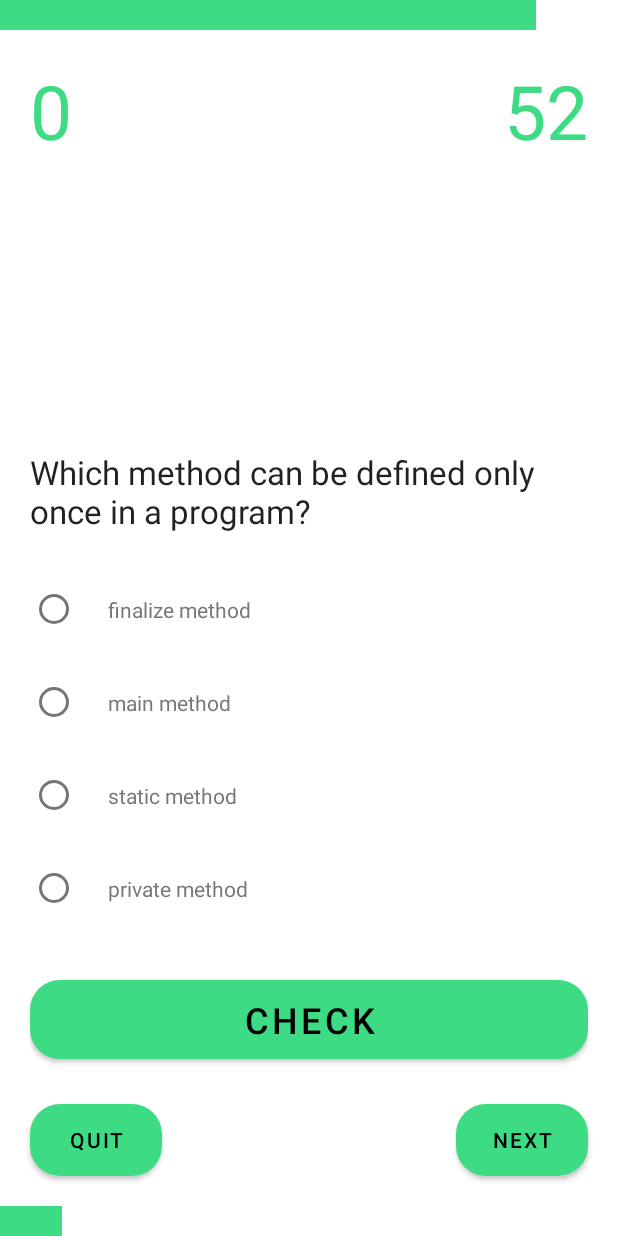
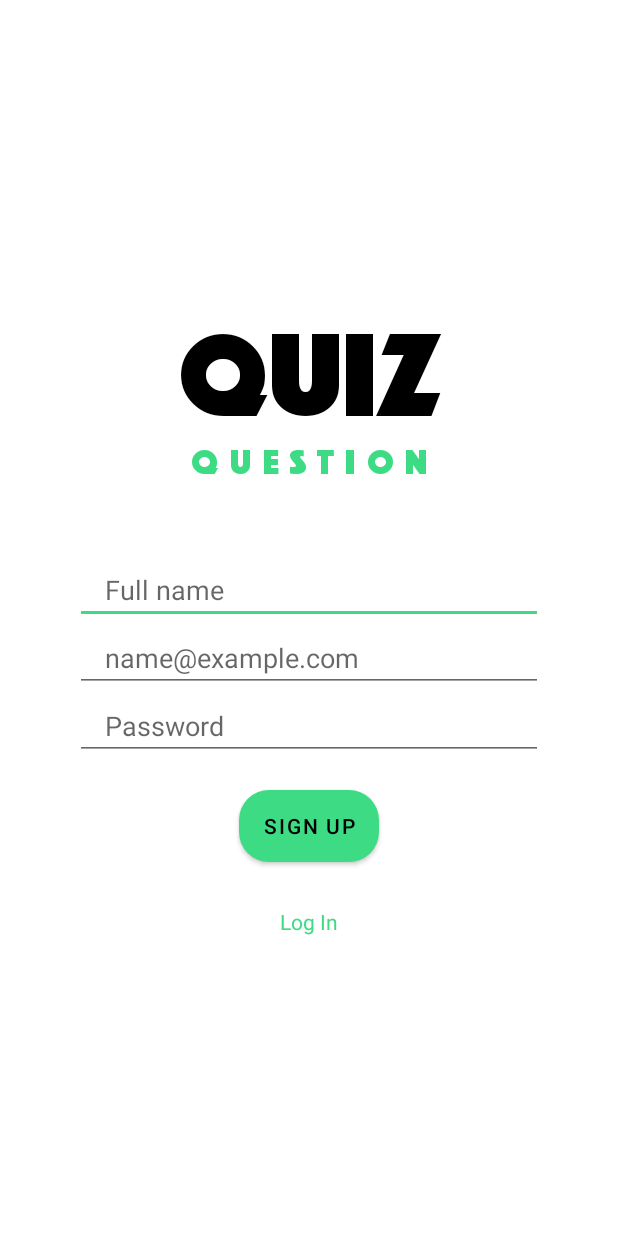
Before and after one commit to innocentmasuki/quizapp, an Android app: the screen it shows after launch (Questions before the commit, SignUpActivity after it), on a phone screen of 412 x 824 dp. Run offline under Robolectric (Android 15) with nearby library versions, the phone set to English and light mode, and no system bars.

Commit message:
added activities

```diff
--- a/app/src/main/java/com/innocentmasuki/quizapp/Questions.java
+++ b/app/src/main/java/com/innocentmasuki/quizapp/Questions.java
@@ -78,7 +78,6 @@ public class Questions extends AppCompatActivity {
         super.onCreate(savedInstanceState);
         setContentView(R.layout.activity_questions);
 
-        TextView textView=(TextView)findViewById(R.id.DispName);
         mProgressBar=(ProgressBar)findViewById(R.id.progressbar);
         questionProgressBar=(ProgressBar)findViewById(R.id.questionsProgress);
         shake = AnimationUtils.loadAnimation(getApplicationContext(), R.anim.shake);
@@ -219,6 +218,7 @@ public class Questions extends AppCompatActivity {
                     in.putExtra("marks", marks);
                     in.putExtra("total", totalSeconds);
                     startActivity(in);
+                    finish();
             }
             radio_g.clearCheck();
         }
--- /dev/null
+++ b/app/src/main/java/com/innocentmasuki/quizapp/SignUpActivity.java
@@ -0,0 +1,56 @@
+package com.innocentmasuki.quizapp;
+
+import androidx.appcompat.app.AppCompatActivity;
+
+import android.content.Intent;
+import android.os.Bundle;
+import android.widget.Button;
+import android.widget.EditText;
+import android.widget.TextView;
+import android.widget.Toast;
+
+public class SignUpActivity extends AppCompatActivity {
+
+    EditText name, email, password;
+    TextView gotoLogin;
+    Button signUp;
+
+
+    @Override
+    protected void onCreate(Bundle savedInstanceState) {
+        super.onCreate(savedInstanceState);
+        setContentView(R.layout.activity_main);
+
+        name = findViewById(R.id.name);
+        email = findViewById(R.id.email);
+        password = findViewById(R.id.password);
+
+        gotoLogin =  findViewById(R.id.goToLogIn);
+        signUp =  findViewById(R.id.signup);
+
+        gotoLogin.setOnClickListener(v -> {
+            Intent login = new Intent(this, LoginActivity.class);
+            startActivity(login);
+            finish();
+        });
+        signUp.setOnClickListener(v -> {
+            signUpUser();
+        });
+    }
+
+    private void signUpUser() {
+        String username = name.getText().toString().trim();
+        String email = name.getText().toString().trim();
+        String password = name.getText().toString().trim();
+
+        if(!username.equals("") || !email.equals("") || !password.equals("")){
+            Intent i = new Intent(this, Questions.class);
+            startActivity(i);
+            finish();
+//            Toast.makeText(this, "Send data to database", Toast.LENGTH_SHORT).show();
+
+        }else{
+            Toast.makeText(this, "Please fill all fields", Toast.LENGTH_SHORT).show();
+        }
+    }
+}
--- a/app/src/main/res/anim/shake.xml
+++ b/app/src/main/res/anim/shake.xml
@@ -1,6 +1,6 @@
 <?xml version="1.0" encoding="utf-8"?>
 <translate xmlns:android="http://schemas.android.com/apk/res/android"
-    android:duration="1000"
+    android:duration="700"
     android:fromXDelta="0"
     android:interpolator="@anim/cycle_3"
     android:toXDelta="10"/>
--- a/app/src/main/res/layout/activity_main.xml
+++ b/app/src/main/res/layout/activity_main.xml
@@ -1,18 +1,84 @@
 <?xml version="1.0" encoding="utf-8"?>
-<androidx.constraintlayout.widget.ConstraintLayout xmlns:android="http://schemas.android.com/apk/res/android"
+<RelativeLayout xmlns:android="http://schemas.android.com/apk/res/android"
     xmlns:app="http://schemas.android.com/apk/res-auto"
     xmlns:tools="http://schemas.android.com/tools"
     android:layout_width="match_parent"
     android:layout_height="match_parent"
-    tools:context=".MainActivity">
+    tools:context=".SignUpActivity">
+
+
+<LinearLayout
+    android:layout_width="match_parent"
+    android:layout_height="wrap_content"
+    android:paddingHorizontal="50dp"
+    android:layout_centerInParent="true"
+    android:paddingVertical="20dp"
+    android:orientation="vertical">
 
     <TextView
+        android:layout_width="match_parent"
+        android:gravity="center"
+        android:layout_height="wrap_content"
+        android:text="quiz"
+        android:textSize="80sp"
+        android:fontFamily="@font/phosphatesolid"
+        android:textColor="@color/black"/>
+    <TextView
+        android:layout_width="match_parent"
+        android:gravity="center"
+        android:layout_height="wrap_content"
+        android:text="question"
+        android:textSize="24sp"
+        android:letterSpacing="0.3"
+        android:fontFamily="@font/phosphatesolid"
+        android:textColor="@color/primary_color"/>
+
+    <EditText
+        android:layout_width="match_parent"
+        android:layout_height="wrap_content"
+        android:layout_marginTop="50dp"
+        android:hint="Full name"
+        android:textColor="@color/primary_color"
+        android:inputType="textPersonName"
+        android:paddingHorizontal="20dp"
+        android:id="@+id/name"/>
+
+    <EditText
+        android:layout_width="match_parent"
+        android:layout_height="wrap_content"
+        android:hint="name@example.com"
+        android:inputType="textEmailAddress"
+        android:textColor="@color/primary_color"
+        android:paddingHorizontal="20dp"
+        android:id="@+id/email"/>
+
+    <EditText
+        android:layout_width="match_parent"
+        android:layout_height="wrap_content"
+        android:paddingHorizontal="20dp"
+        android:textColor="@color/primary_color"
+        android:hint="Password"
+        android:inputType="textPassword"
+        android:id="@+id/password"/>
+    <Button
         android:layout_width="wrap_content"
         android:layout_height="wrap_content"
-        android:text="Hello World!"
-        app:layout_constraintBottom_toBottomOf="parent"
-        app:layout_constraintLeft_toLeftOf="parent"
-        app:layout_constraintRight_toRightOf="parent"
-        app:layout_constraintTop_toTopOf="parent" />
+        android:text="sign up"
+        android:layout_marginTop="20dp"
+        android:layout_gravity="center"
+        android:id="@+id/signup"
+        android:background="@drawable/check_answers_button"
+        android:textColor="@color/black"/>
+    <TextView
+        android:layout_width="match_parent"
+        android:layout_height="wrap_content"
+        android:layout_marginTop="30dp"
+        android:textColor="@color/primary_color"
+        android:text="Log In"
+        android:gravity="center"
+        android:id="@+id/goToLogIn"/>
+</LinearLayout>
 
-</androidx.constraintlayout.widget.ConstraintLayout>
+
+
+</RelativeLayout>
--- a/app/src/main/res/layout/activity_questions.xml
+++ b/app/src/main/res/layout/activity_questions.xml
@@ -71,8 +71,6 @@
         <RadioGroup
             android:layout_width="match_parent"
             android:layout_height="wrap_content"
-            android:layout_alignLeft="@+id/DispName"
-            android:layout_alignStart="@+id/DispName"
 
             android:id="@+id/answersgrp"
             android:clickable="true"
@@ -123,7 +121,6 @@
                 android:paddingHorizontal="20dp"
                 android:text="D"
                 android:textColor="@color/grey"
-
                 android:id="@+id/radioButton4"
                 android:checked="false" />
 
--- a/app/src/main/res/layout/activity_results.xml
+++ b/app/src/main/res/layout/activity_results.xml
@@ -33,6 +33,7 @@
             android:layout_width="match_parent"
             android:layout_height="wrap_content"
             android:gravity="center"
+            android:textColor="@color/black"
             android:text="congratulations 🎉"
             android:layout_marginVertical="10dp"
             android:id="@+id/resultsPosition"/>
```
Also changed, not shown: app/build.gradle (+7 -3 lines), app/src/main/AndroidManifest.xml (+9 -4 lines), app/src/main/java/com/innocentmasuki/quizapp/LoginActivity.java (added, +52 -0 lines), app/src/main/java/com/innocentmasuki/quizapp/MainActivity.java (deleted, +0 -14 lines), app/src/main/res/layout/activity_login.xml (added, +78 -0 lines), app/src/main/res/font/phosphatesolid.ttf (added), 1 other file.
